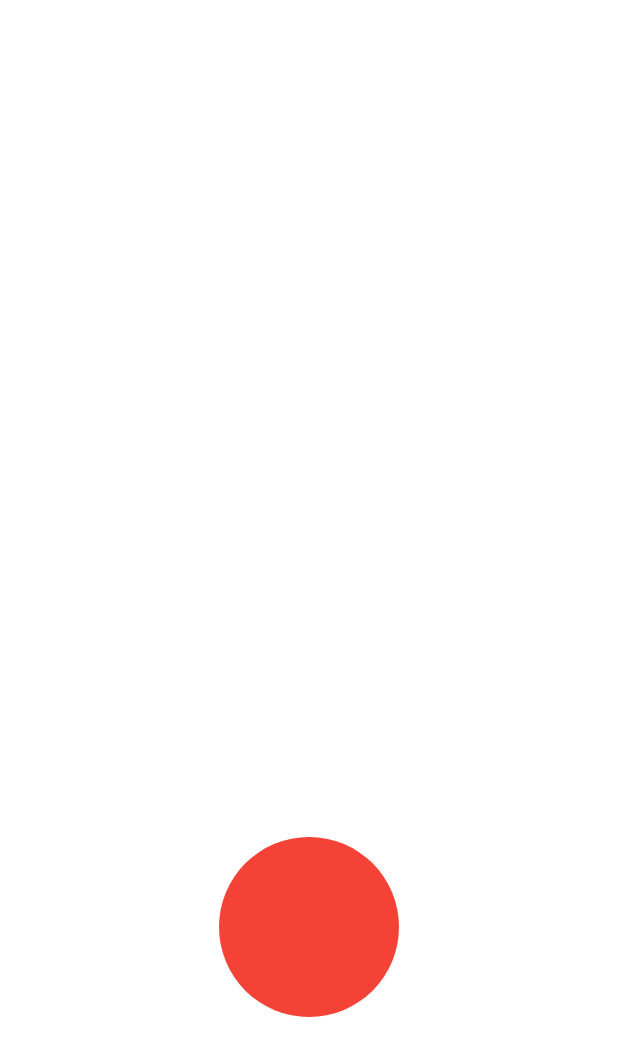
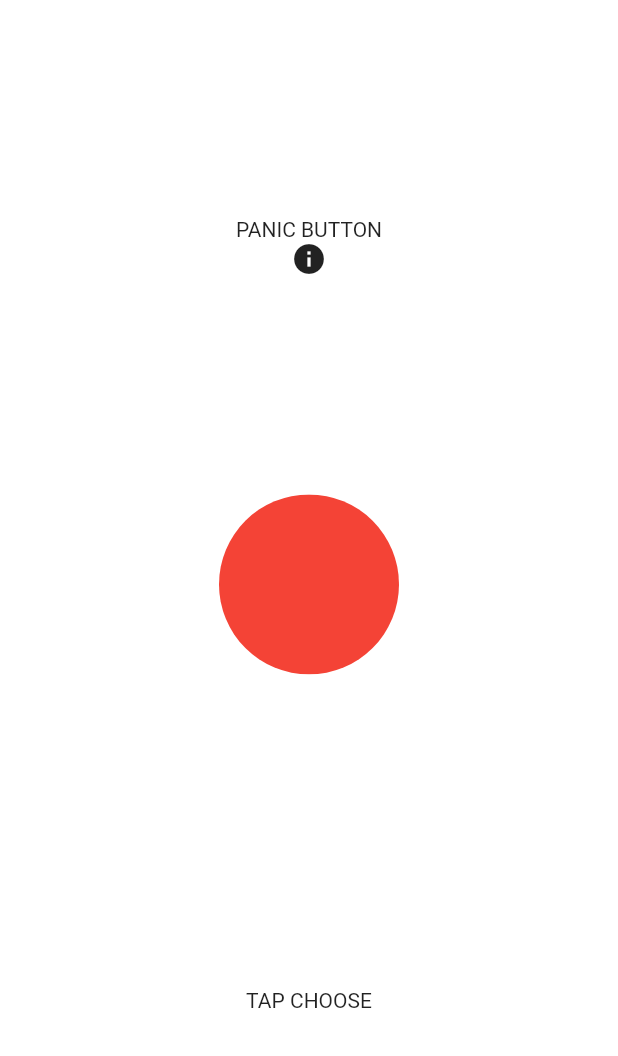
Before and after one commit to noptovius/ReMedi-Flutter, a Flutter app: the SosScreen screen opened directly, on a phone screen of 412 x 824 dp. Shown: the top 1056 px of the screen. Run offline on Flutter 3.47's test engine with Material 2 defaults, Android fonts, the phone set to English and light mode, and no system bars; our stand-ins replace cached_network_image, chopper; generated files the repository leaves out were written again; network calls fail.

Commit message:
Sos screen

```diff
--- a/lib/src/views/screens/home/dashboard/dashboard_screen.dart
+++ b/lib/src/views/screens/home/dashboard/dashboard_screen.dart
@@ -45,7 +45,6 @@ class _DashboardScreenState extends State<DashboardScreen> {
                           onTap: (int val) {
                             //returns tab id which is user tapped
                           },
-                          currentIndex: 0,
                           items: [
                             FloatingNavBarItem(icon: Icons.account_circle, title: 'Profile'),
                             FloatingNavBarItem(icon: Icons.local_hospital, title: 'Catalogue'),
@@ -61,7 +60,7 @@ class _DashboardScreenState extends State<DashboardScreen> {
                           child: FloatingActionButton(
                             onPressed: () {},
                             child: Icon(
-                              Icons.add,
+                              Icons.move_to_inbox,
                               color: Colors.white,
                             ),
                             // elevation: 5.0,
--- a/lib/src/views/screens/home/sos/sos_screen.dart
+++ b/lib/src/views/screens/home/sos/sos_screen.dart
@@ -30,21 +30,23 @@ class _SosScreenState extends State<SosScreen> {
                         ),
                       ),
                       child: Column(
+                        mainAxisAlignment: MainAxisAlignment.center,
+                        mainAxisSize: MainAxisSize.min,
                         children: <Widget>[
                           Expanded(
-                            flex: 1,
-                            child: ListView.builder(
-                                controller: scrollController,
-                                // ignore: missing_return
-                                itemBuilder: (BuildContext context, int index) {
-                                  return;
-                                }
-                            ),
+                            flex: 2,
+                            child: Column(
+                              mainAxisAlignment: MainAxisAlignment.center,
+                              children: <Widget>[
+                                Text("PANIC BUTTON"),
+                                Icon(Icons.info)
+                              ],
+                            )
                           ),
                           Expanded(
+                            flex: 2,
                               child: Column(
-                                mainAxisAlignment: MainAxisAlignment.center,
-                                mainAxisSize: MainAxisSize.max,
+                                mainAxisAlignment: MainAxisAlignment.start,
                                 children: <Widget>[
                                   ClipRRect(
                                     borderRadius: BorderRadius.circular(90.0),
@@ -56,6 +58,10 @@ class _SosScreenState extends State<SosScreen> {
                                   )
                                 ],
                               )
+                          ),
+                          Expanded(
+                            flex: 1,
+                            child: Text("TAP CHOOSE"),
                           ),
                         ],
                       )
--- a/lib/src/views/widgets/bottomnavigation/floating_navbar.dart
+++ b/lib/src/views/widgets/bottomnavigation/floating_navbar.dart
@@ -20,7 +20,7 @@ class FloatingNavBar extends StatefulWidget {
   FloatingNavBar({
     Key key,
     @required this.items,
-    @required this.currentIndex,
+    this.currentIndex,
     @required this.onTap,
     ItemBuilder itemBuilder,
     this.backgroundColor = Colors.blue,
@@ -33,7 +33,6 @@ class FloatingNavBar extends StatefulWidget {
     this.unselectedItemColor = Colors.blueGrey,
   })  : assert(items.length > 1),
         assert(items.length <= 5),
-        assert(currentIndex <= items.length),
         itemBuilder = itemBuilder ??
             _defaultItemBuilder(
               unselectedItemColor: unselectedItemColor,
```
